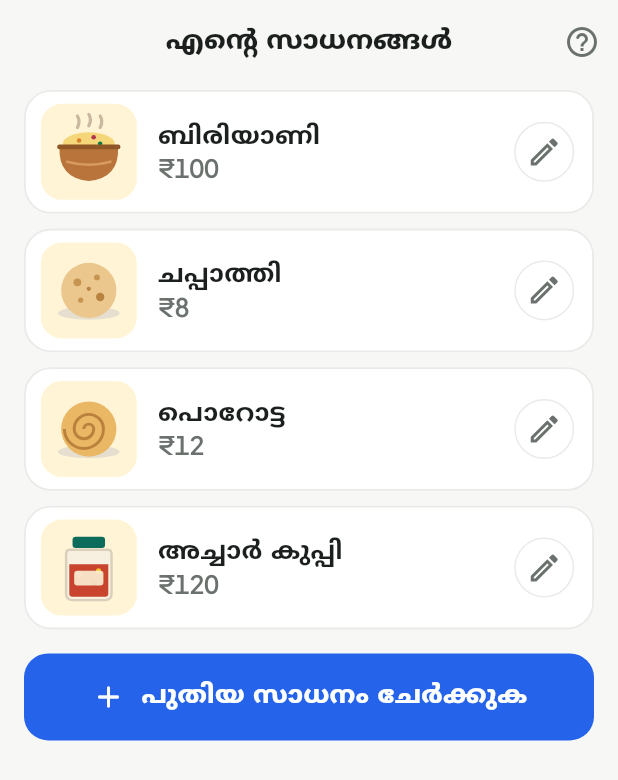
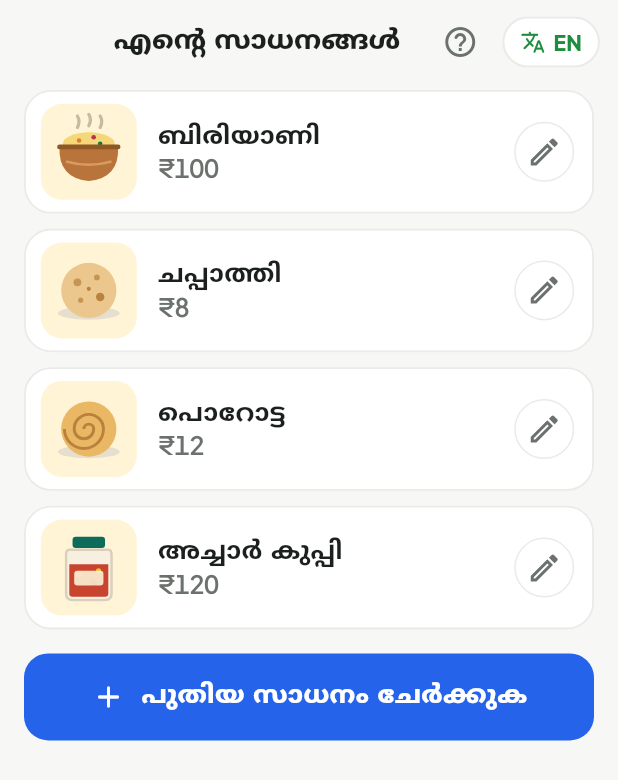
Before and after one commit to fathima-004/mitra, a Flutter app: the ProductsScreen screen opened directly, on a phone screen of 412 x 824 dp. Shown: the top 780 px of the screen. Run offline on Flutter 3.47's test engine with Material 3 defaults, Android fonts, the phone set to English and light mode, and no system bars; our stand-ins replace audioplayers, fl_chart, flutter_svg, shared_preferences, speech_to_text; accounts and stored records are empty.

Commit message:
language toggle

```diff
--- a/app/lib/screens/home.dart
+++ b/app/lib/screens/home.dart
@@ -43,6 +43,7 @@ class HomeScreen extends StatelessWidget {
                     ]),
                   ),
                   if (cloudConfigured) _LiveDot(online: repo.online),
+                  const LangSwitch(),
                   _Bell(count: tips.length, onTap: () => showTips(context, tips)),
                 ]),
                 const SizedBox(height: 18),
--- a/app/lib/screens/more.dart
+++ b/app/lib/screens/more.dart
@@ -58,7 +58,7 @@ class MoreScreen extends StatelessWidget {
 
   @override
   Widget build(BuildContext context) => Scaffold(
-        appBar: AppBar(title: Text(tr('more'), style: ts(19, w: FontWeight.w800))),
+        appBar: AppBar(title: Text(tr('more'), style: ts(19, w: FontWeight.w800)), actions: const [LangSwitch(), SizedBox(width: 8)]),
         body: ListView(padding: const EdgeInsets.fromLTRB(16, 4, 16, 24), children: [
           for (final group in _groups) ...[
             Box(
--- a/app/lib/screens/products.dart
+++ b/app/lib/screens/products.dart
@@ -68,7 +68,7 @@ class ProductsScreen extends StatelessWidget {
   Widget build(BuildContext context) => ListenableBuilder(
         listenable: repo,
         builder: (context, _) => Scaffold(
-          appBar: AppBar(title: Text(tr('my_products'), style: ts(19, w: FontWeight.w800)), actions: const [InfoButton('info_products')]),
+          appBar: AppBar(title: Text(tr('my_products'), style: ts(19, w: FontWeight.w800)), actions: const [InfoButton('info_products'), LangSwitch(), SizedBox(width: 8)]),
           body: ListView(padding: const EdgeInsets.fromLTRB(16, 4, 16, 24), children: [
             for (final p in repo['products'])
               Padding(
--- a/app/lib/screens/records.dart
+++ b/app/lib/screens/records.dart
@@ -100,7 +100,7 @@ class _RecordsScreenState extends State<RecordsScreen> {
             days.putIfAbsent(e.date, () => []).add(e);
           }
           return Scaffold(
-            appBar: AppBar(title: Text(tr('records'), style: ts(19, w: FontWeight.w800)), actions: const [InfoButton('info_records')]),
+            appBar: AppBar(title: Text(tr('records'), style: ts(19, w: FontWeight.w800)), actions: const [InfoButton('info_records'), LangSwitch(), SizedBox(width: 8)]),
             body: RefreshIndicator(
               onRefresh: repo.syncNow,
               color: K.green,
--- a/app/lib/ui/kit.dart
+++ b/app/lib/ui/kit.dart
@@ -93,10 +93,38 @@ class Page2 extends StatelessWidget {
         appBar: AppBar(
           backgroundColor: tint ?? K.bg,
           title: Text(title, style: ts(19, w: FontWeight.w800)),
-          actions: [...actions, if (info != null) InfoButton(info!), const SizedBox(width: 6)],
+          actions: [...actions, if (info != null) InfoButton(info!), const LangSwitch(), const SizedBox(width: 8)],
         ),
         body: ListView(padding: const EdgeInsets.fromLTRB(16, 4, 16, 28), children: children),
         bottomNavigationBar: bottom == null ? null : SafeArea(child: Padding(padding: const EdgeInsets.fromLTRB(16, 0, 16, 12), child: bottom)),
+      );
+}
+
+/// One tap between Malayalam and English. Shows the language you'd switch to.
+class LangSwitch extends StatelessWidget {
+  const LangSwitch({super.key});
+
+  @override
+  Widget build(BuildContext context) => Padding(
+        padding: const EdgeInsets.symmetric(horizontal: 4),
+        child: Material(
+          color: Colors.white,
+          shape: const StadiumBorder(side: BorderSide(color: K.line, width: 1.4)),
+          child: InkWell(
+            customBorder: const StadiumBorder(),
+            onTap: () => L.set(L.ml ? 'en' : 'ml'),
+            child: Padding(
+              padding: const EdgeInsets.symmetric(horizontal: 12, vertical: 7),
+              child: Row(mainAxisSize: MainAxisSize.min, children: [
+                const Icon(Icons.translate_rounded, size: 17, color: K.green),
+                const SizedBox(width: 5),
+                Text(L.ml ? 'EN' : 'മല',
+                    style: TextStyle(
+                        fontFamily: L.ml ? 'Jakarta' : 'Malayalam', fontSize: 14, fontWeight: FontWeight.w800, color: K.green)),
+              ]),
+            ),
+          ),
+        ),
       );
 }
 
```
